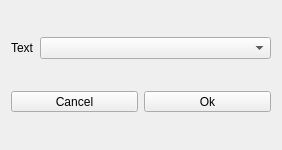
First picture: the form in src/Notes/PrintPDF.ui, repository ic005k/Knot-Legacy, before the edit.
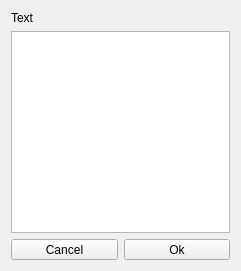
Second picture: the form after the edit.

```diff
--- a/src/Notes/PrintPDF.ui
+++ b/src/Notes/PrintPDF.ui
@@ -6,8 +6,8 @@
    <rect>
     <x>0</x>
     <y>0</y>
-    <width>282</width>
-    <height>150</height>
+    <width>241</width>
+    <height>271</height>
    </rect>
   </property>
   <property name="windowTitle">
@@ -15,8 +15,6 @@
   </property>
   <layout class="QVBoxLayout" name="verticalLayout">
    <item>
-    <layout class="QHBoxLayout" name="horizontalLayout">
-     <item>
       <widget class="QLabel" name="lblText">
        <property name="sizePolicy">
         <sizepolicy hsizetype="Fixed" vsizetype="Fixed">
@@ -30,9 +28,7 @@
       </widget>
      </item>
      <item>
-      <widget class="QComboBox" name="cbox"/>
-     </item>
-    </layout>
+    <widget class="QListWidget" name="listWidget"/>
    </item>
    <item>
     <layout class="QHBoxLayout" name="horizontalLayout_2">
```
Lines whose indentation alone changed are shown as unchanged.
